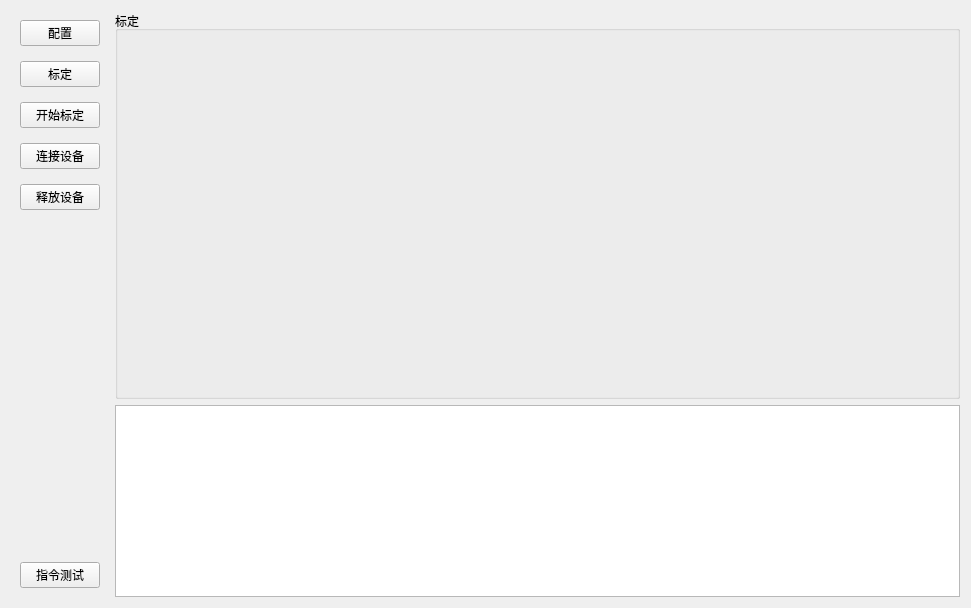
Old version of the form src/app/view/businessform/mainform.ui in the repository nealwang123/template2.
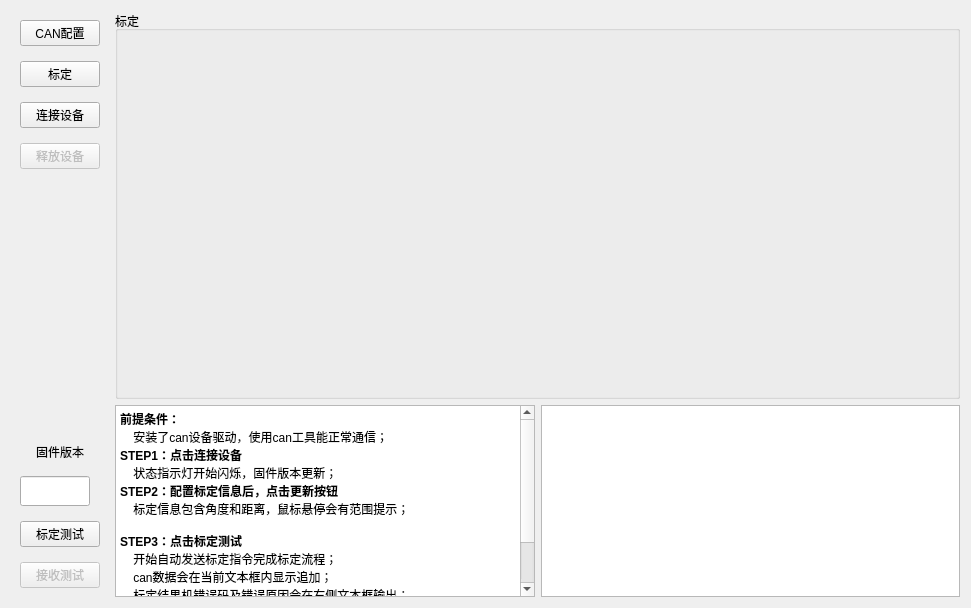
New version of the form.

What changed in the file:
```diff
--- a/src/app/view/businessform/mainform.ui
+++ b/src/app/view/businessform/mainform.ui
@@ -13,7 +13,7 @@
   <property name="windowTitle">
    <string>Form</string>
   </property>
-  <layout class="QHBoxLayout" name="horizontalLayout_2">
+  <layout class="QHBoxLayout" name="horizontalLayout_3">
    <item>
     <widget class="QWidget" name="widget" native="true">
      <layout class="QVBoxLayout" name="verticalLayout">
@@ -23,7 +23,7 @@
       <item>
        <widget class="QPushButton" name="pushButton">
         <property name="text">
-         <string>配置</string>
+         <string>CAN配置</string>
         </property>
        </widget>
       </item>
@@ -34,13 +34,6 @@
         </property>
        </widget>
       </item>
-      <item>
-       <widget class="QPushButton" name="pushButton_3">
-        <property name="text">
-         <string>开始标定</string>
-        </property>
-       </widget>
-      </item>
       <item>
        <widget class="QPushButton" name="pushButton_6">
         <property name="text">
@@ -50,6 +43,15 @@
       </item>
       <item>
        <widget class="QPushButton" name="pushButton_5">
+        <property name="enabled">
+         <bool>false</bool>
+        </property>
+        <property name="sizePolicy">
+         <sizepolicy hsizetype="Minimum" vsizetype="Fixed">
+          <horstretch>0</horstretch>
+          <verstretch>0</verstretch>
+         </sizepolicy>
+        </property>
         <property name="text">
          <string>释放设备</string>
         </property>
@@ -68,10 +70,65 @@
         </property>
        </spacer>
       </item>
+      <item>
+       <widget class="QLabel" name="label_state">
+        <property name="minimumSize">
+         <size>
+          <width>60</width>
+          <height>60</height>
+         </size>
+        </property>
+        <property name="text">
+         <string/>
+        </property>
+       </widget>
+      </item>
+      <item>
+       <widget class="QLabel" name="label">
+        <property name="text">
+         <string>固件版本</string>
+        </property>
+        <property name="alignment">
+         <set>Qt::AlignCenter</set>
+        </property>
+       </widget>
+      </item>
+      <item>
+       <widget class="QLineEdit" name="lineEdit">
+        <property name="sizePolicy">
+         <sizepolicy hsizetype="Preferred" vsizetype="Fixed">
+          <horstretch>0</horstretch>
+          <verstretch>0</verstretch>
+         </sizepolicy>
+        </property>
+        <property name="minimumSize">
+         <size>
+          <width>70</width>
+          <height>30</height>
+         </size>
+        </property>
+        <property name="maximumSize">
+         <size>
+          <width>70</width>
+          <height>16777215</height>
+         </size>
+        </property>
+       </widget>
+      </item>
       <item>
        <widget class="QPushButton" name="pushButton_4">
         <property name="text">
-         <string>指令测试</string>
+         <string>标定测试</string>
+        </property>
+       </widget>
+      </item>
+      <item>
+       <widget class="QPushButton" name="pushButton_7">
+        <property name="enabled">
+         <bool>false</bool>
+        </property>
+        <property name="text">
+         <string>接收测试</string>
         </property>
        </widget>
       </item>
@@ -99,14 +156,47 @@
       </widget>
      </item>
      <item>
-      <widget class="QTextBrowser" name="textBrowser">
-       <property name="sizePolicy">
-        <sizepolicy hsizetype="Expanding" vsizetype="Preferred">
-         <horstretch>0</horstretch>
-         <verstretch>0</verstretch>
-        </sizepolicy>
-       </property>
-      </widget>
+      <layout class="QHBoxLayout" name="horizontalLayout_2">
+       <item>
+        <widget class="QTextBrowser" name="textBrowser">
+         <property name="sizePolicy">
+          <sizepolicy hsizetype="Expanding" vsizetype="Preferred">
+           <horstretch>0</horstretch>
+           <verstretch>0</verstretch>
+          </sizepolicy>
+         </property>
+         <property name="html">
+          <string>&lt;!DOCTYPE HTML PUBLIC &quot;-//W3C//DTD HTML 4.0//EN&quot; &quot;http://www.w3.org/TR/REC-html40/strict.dtd&quot;&gt;
+&lt;html&gt;&lt;head&gt;&lt;meta name=&quot;qrichtext&quot; content=&quot;1&quot; /&gt;&lt;style type=&quot;text/css&quot;&gt;
+p, li { white-space: pre-wrap; }
+&lt;/style&gt;&lt;/head&gt;&lt;body style=&quot; font-family:'SimSun'; font-size:9pt; font-weight:400; font-style:normal;&quot;&gt;
+&lt;p style=&quot; margin-top:0px; margin-bottom:0px; margin-left:0px; margin-right:0px; -qt-block-indent:0; text-indent:0px;&quot;&gt;&lt;span style=&quot; font-family:'SimSun'; font-weight:600;&quot;&gt;前提条件：&lt;/span&gt;&lt;/p&gt;
+&lt;p style=&quot; margin-top:0px; margin-bottom:0px; margin-left:0px; margin-right:0px; -qt-block-indent:0; text-indent:0px;&quot;&gt;&lt;span style=&quot; font-family:'SimSun';&quot;&gt;    安装了can设备驱动，使用can工具能正常通信；&lt;/span&gt;&lt;/p&gt;
+&lt;p style=&quot; margin-top:0px; margin-bottom:0px; margin-left:0px; margin-right:0px; -qt-block-indent:0; text-indent:0px;&quot;&gt;&lt;span style=&quot; font-family:'SimSun'; font-weight:600;&quot;&gt;STEP1：点击连接设备&lt;/span&gt;&lt;/p&gt;
+&lt;p style=&quot; margin-top:0px; margin-bottom:0px; margin-left:0px; margin-right:0px; -qt-block-indent:0; text-indent:0px;&quot;&gt;&lt;span style=&quot; font-family:'SimSun'; font-weight:600;&quot;&gt;    &lt;/span&gt;&lt;span style=&quot; font-family:'SimSun';&quot;&gt;状态指示灯开始闪烁，固件版本更新；&lt;/span&gt;&lt;/p&gt;
+&lt;p style=&quot; margin-top:0px; margin-bottom:0px; margin-left:0px; margin-right:0px; -qt-block-indent:0; text-indent:0px;&quot;&gt;&lt;span style=&quot; font-family:'SimSun'; font-weight:600;&quot;&gt;STEP2：配置标定信息后，点击更新按钮&lt;/span&gt;&lt;/p&gt;
+&lt;p style=&quot; margin-top:0px; margin-bottom:0px; margin-left:0px; margin-right:0px; -qt-block-indent:0; text-indent:0px;&quot;&gt;&lt;span style=&quot; font-family:'SimSun'; font-weight:600;&quot;&gt;    &lt;/span&gt;&lt;span style=&quot; font-family:'SimSun';&quot;&gt;标定信息包含角度和距离，鼠标悬停会有范围提示；&lt;/span&gt;&lt;span style=&quot; font-family:'SimSun'; font-weight:600;&quot;&gt;			&lt;/span&gt;&lt;/p&gt;
+&lt;p style=&quot; margin-top:0px; margin-bottom:0px; margin-left:0px; margin-right:0px; -qt-block-indent:0; text-indent:0px;&quot;&gt;&lt;span style=&quot; font-family:'SimSun'; font-weight:600;&quot;&gt;STEP3：点击标定测试&lt;/span&gt;&lt;/p&gt;
+&lt;p style=&quot; margin-top:0px; margin-bottom:0px; margin-left:0px; margin-right:0px; -qt-block-indent:0; text-indent:0px;&quot;&gt;&lt;span style=&quot; font-family:'SimSun';&quot;&gt;    开始自动发送标定指令完成标定流程；&lt;/span&gt;&lt;/p&gt;
+&lt;p style=&quot; margin-top:0px; margin-bottom:0px; margin-left:0px; margin-right:0px; -qt-block-indent:0; text-indent:0px;&quot;&gt;&lt;span style=&quot; font-family:'SimSun';&quot;&gt;    can数据会在当前文本框内显示追加；&lt;/span&gt;&lt;/p&gt;
+&lt;p style=&quot; margin-top:0px; margin-bottom:0px; margin-left:0px; margin-right:0px; -qt-block-indent:0; text-indent:0px;&quot;&gt;&lt;span style=&quot; font-family:'SimSun';&quot;&gt;    标定结果机错误码及错误原因会在右侧文本框输出；&lt;/span&gt;&lt;/p&gt;
+&lt;p style=&quot; margin-top:0px; margin-bottom:0px; margin-left:0px; margin-right:0px; -qt-block-indent:0; text-indent:0px;&quot;&gt;&lt;span style=&quot; font-family:'SimSun'; font-weight:600;&quot;&gt;注意：&lt;/span&gt;&lt;/p&gt;
+&lt;p style=&quot; margin-top:0px; margin-bottom:0px; margin-left:0px; margin-right:0px; -qt-block-indent:0; text-indent:0px;&quot;&gt;&lt;span style=&quot; font-family:'SimSun'; font-weight:600;&quot;&gt;    &lt;/span&gt;&lt;span style=&quot; font-family:'SimSun';&quot;&gt;预置多种界面风格，可根据自己喜好设置；&lt;/span&gt;&lt;/p&gt;
+&lt;p style=&quot;-qt-paragraph-type:empty; margin-top:0px; margin-bottom:0px; margin-left:0px; margin-right:0px; -qt-block-indent:0; text-indent:0px; font-family:'SimSun';&quot;&gt;&lt;br /&gt;&lt;/p&gt;&lt;/body&gt;&lt;/html&gt;</string>
+         </property>
+        </widget>
+       </item>
+       <item>
+        <widget class="QTableView" name="tableView">
+         <property name="sizePolicy">
+          <sizepolicy hsizetype="Expanding" vsizetype="Preferred">
+           <horstretch>0</horstretch>
+           <verstretch>0</verstretch>
+          </sizepolicy>
+         </property>
+        </widget>
+       </item>
+      </layout>
      </item>
     </layout>
    </item>
```
Left out of the diff: 9 changed lines with no effect on the pictures.
